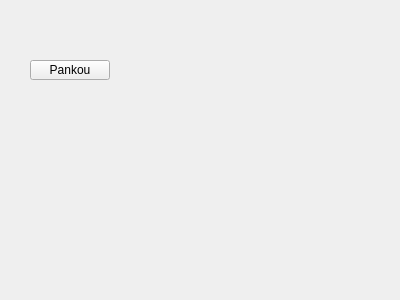
risingLee/kzz, file mainwindow.ui: the form before one commit.
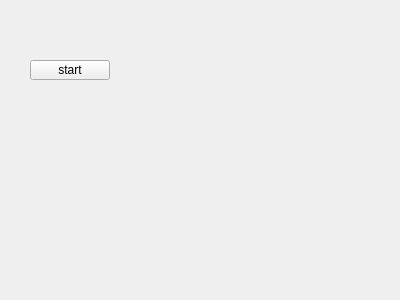
The form after the commit.

Commit message: 检索窗口 自动点击

Diff of the .ui file:
```diff
--- a/mainwindow.ui
+++ b/mainwindow.ui
@@ -24,7 +24,7 @@
      </rect>
     </property>
     <property name="text">
-     <string>Pankou</string>
+     <string>start</string>
     </property>
    </widget>
   </widget>
```
The commit also changes 2 other files.
